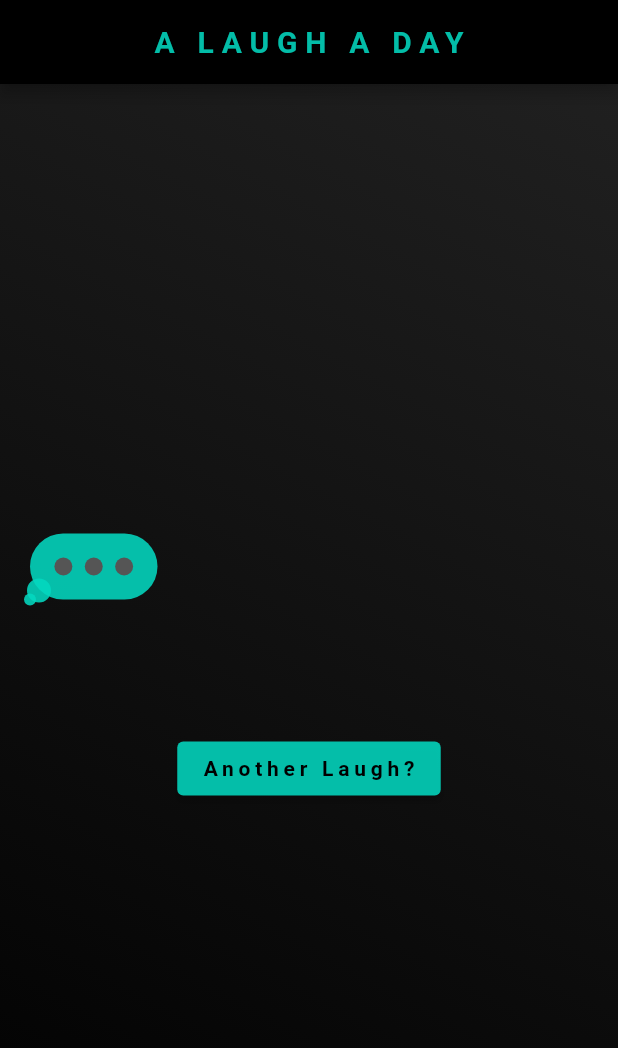
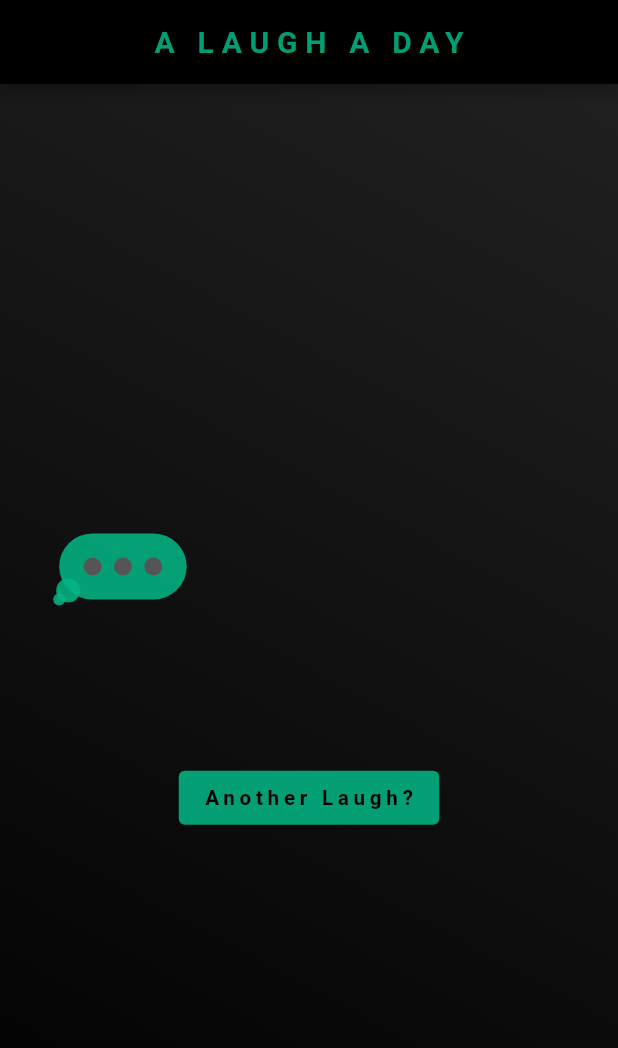
Before and after one commit to reichg/a_laugh_a_day, a Flutter app: the screen it shows after launch, on a phone screen of 412 x 824 dp. Shown: the top 1048 px of the screen. Run offline on Flutter 3.47's test engine with Material 2 defaults, Android fonts, the phone set to English and light mode, and no system bars; network calls fail; Roboto replaces fonts that are missing (Aleo-Regular).

Commit message:
dark_mode aqua pallette looks good

```diff
--- a/lib/home_page.dart
+++ b/lib/home_page.dart
@@ -90,7 +90,7 @@ class _JokeGeneratorHomeState extends State<JokeGeneratorHome> {
                     : const SizedBox(),
               ),
               Padding(
-                padding: const EdgeInsets.all(8.0),
+                padding: EdgeInsets.all(width / 15),
                 child: TypingIndicator(
                   showIndicator: !_typingDelayComplete,
                 ),
@@ -127,6 +127,7 @@ class _JokeGeneratorHomeState extends State<JokeGeneratorHome> {
                         style: TextStyle(
                           fontFamily: 'Aleo-Regular',
                           fontWeight: FontWeight.bold,
+                          fontSize: width / 30,
                           color: Constants.PRIMARY_BLACK,
                           letterSpacing: width / 130,
                         ),
--- a/lib/utils/constants.dart
+++ b/lib/utils/constants.dart
@@ -12,5 +12,5 @@ var DAD_NAMES = <String>[
 ];
 
 const Color PRIMARY_BLACK = Colors.black;
-const Color PRIMARY_AQUA = Color.fromARGB(223, 3, 216, 192);
+const Color PRIMARY_AQUA = Color.fromARGB(223, 3, 180, 132);
 const Color PRIMARY_GRADIENT_GREY = Color.fromARGB(255, 32, 32, 32);
```
Also changed, not shown: lib/widgets/dad_message_box_widget.dart (+4 -4 lines).
